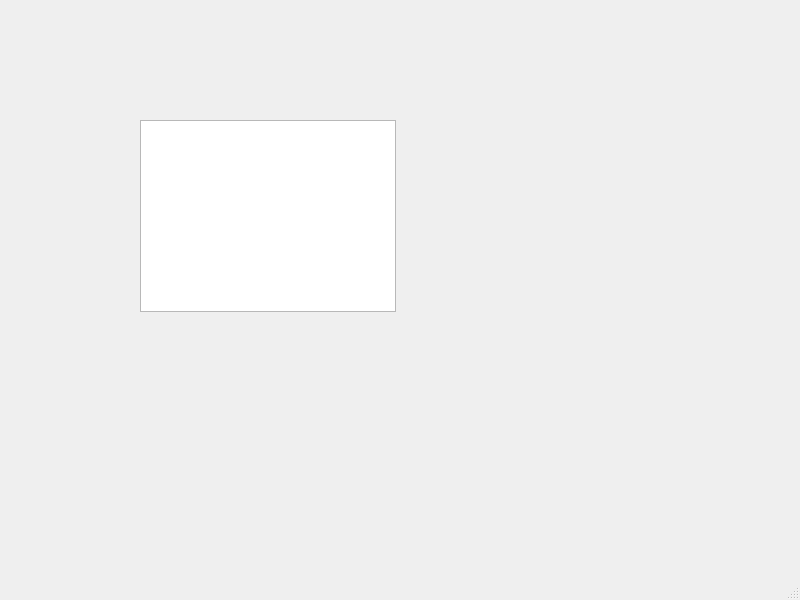
Noneptr/NetworkIPCalculator, file mainwindow.ui: the form before one commit.
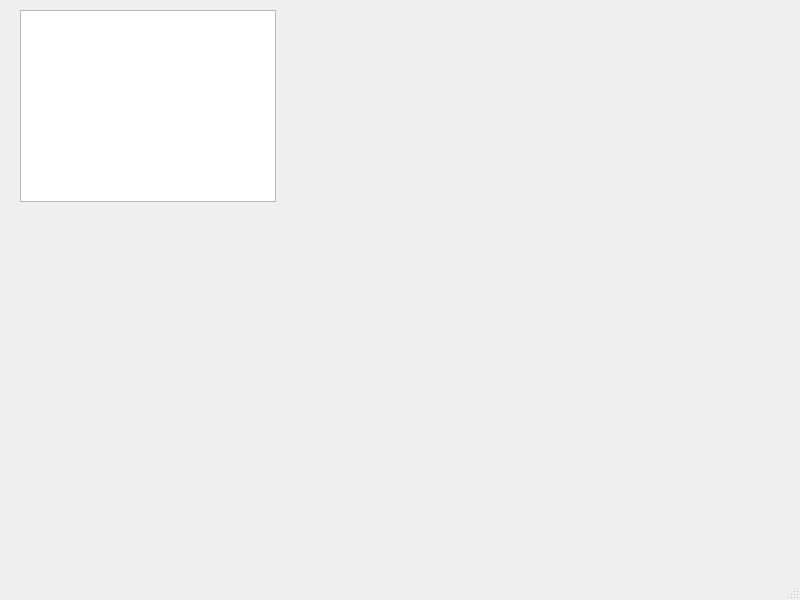
The form after the commit.

Patch:
```diff
--- a/mainwindow.ui
+++ b/mainwindow.ui
@@ -17,8 +17,8 @@
    <widget class="QTreeView" name="treeView">
     <property name="geometry">
      <rect>
-      <x>140</x>
-      <y>120</y>
+      <x>20</x>
+      <y>10</y>
       <width>256</width>
       <height>192</height>
      </rect>
```
